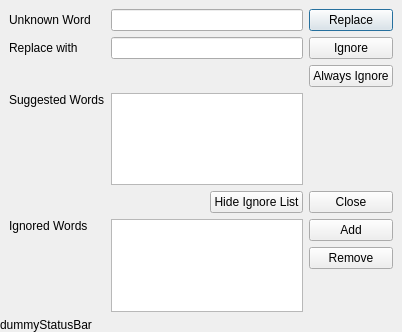
Before: the Qt Designer form spellerdialog.ui in texstudio-org/texstudio, drawn with Qt 5.
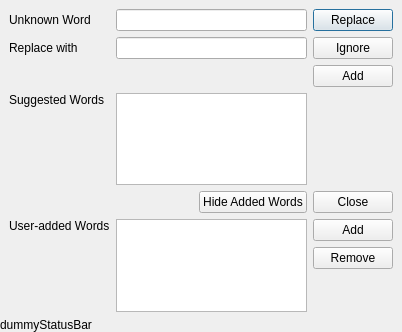
After: the same form once the commit is applied. Icons and pictures are not drawn.

Commit message: Spellcheck: rename "ignore always" to "add to dictionary"

```diff
--- a/spellerdialog.ui
+++ b/spellerdialog.ui
@@ -82,7 +82,7 @@
      <item row="4" column="2">
       <widget class="QPushButton" name="pushButtonAlwaysIgnore">
        <property name="text">
-        <string>Always Ignore</string>
+        <string>Add</string>
        </property>
       </widget>
      </item>
@@ -96,7 +96,7 @@
      <item row="8" column="0">
       <widget class="QLabel" name="labelIgnoredWords">
        <property name="text">
-        <string>Ignored Words</string>
+        <string>User-added Words</string>
        </property>
        <property name="alignment">
         <set>Qt::AlignLeading|Qt::AlignLeft|Qt::AlignTop</set>
@@ -164,7 +164,7 @@
        <item>
         <widget class="QPushButton" name="pushButtonIgnoreList">
          <property name="text">
-          <string>Hide Ignore List</string>
+          <string>Hide Added Words</string>
          </property>
          <property name="icon">
           <iconset resource="texstudio.qrc">
```
Left out of the diff: 15 changed lines with no effect on the pictures. The commit also changes 2 other files.
